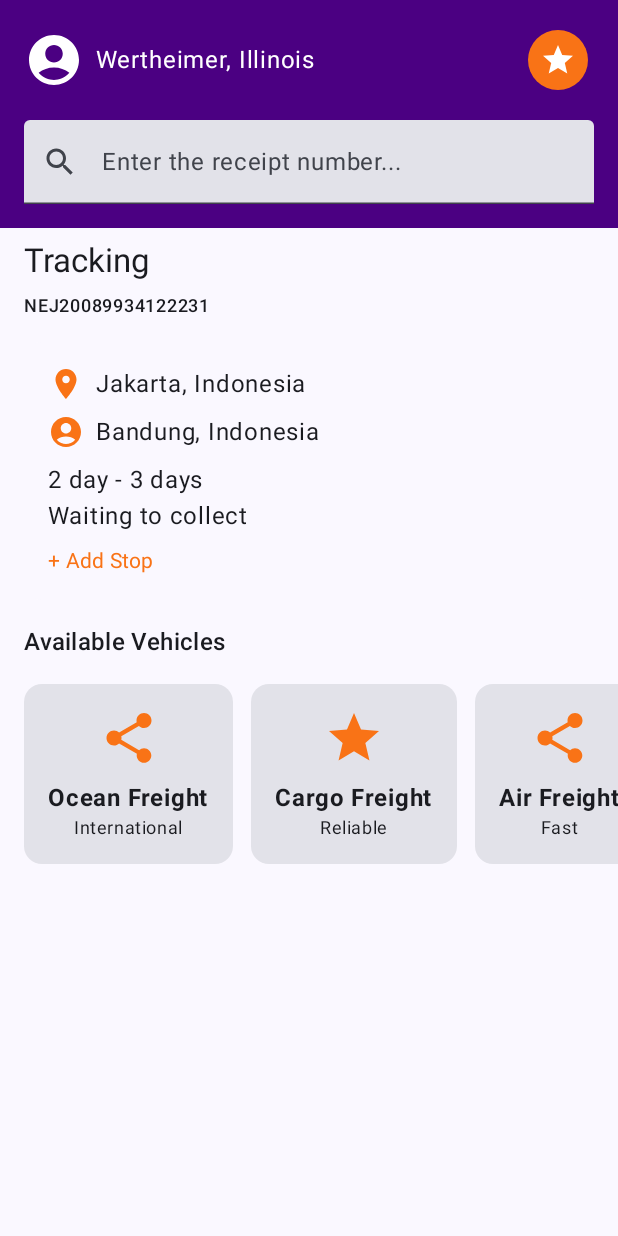
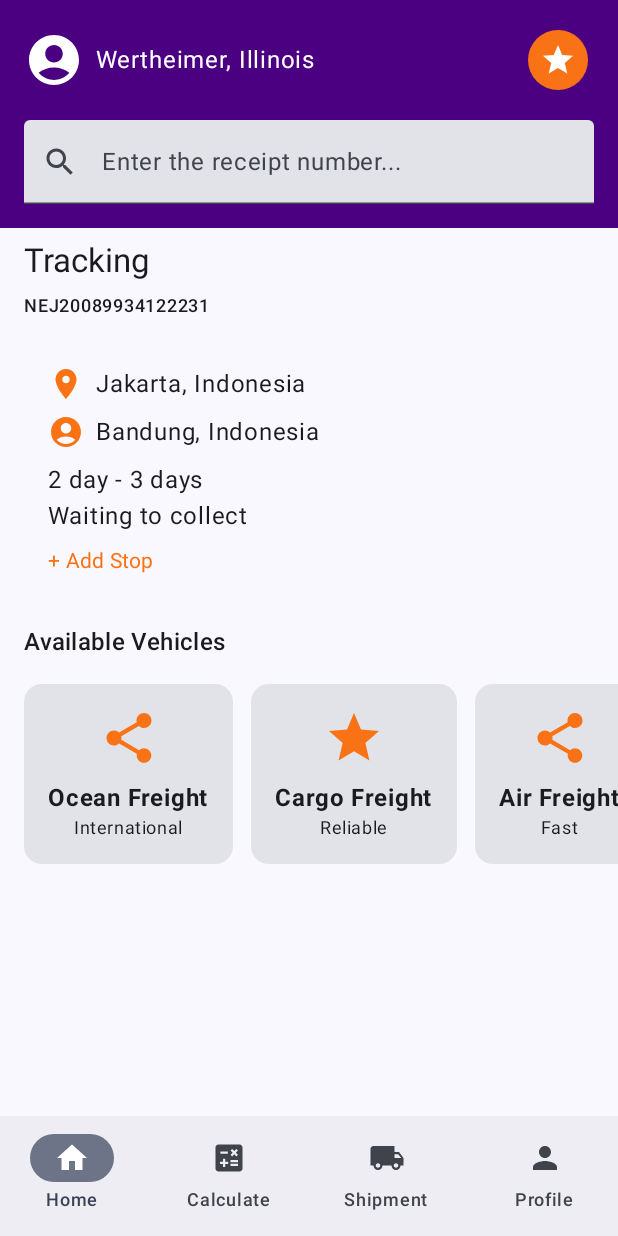
Before and after one commit to somtorizm/MoniePointChallenge, an Android app built with Jetpack Compose: the screen it shows after launch (MainActivity), on a phone screen of 412 x 824 dp. Run offline under Robolectric (Android 15) with nearby library versions, the phone set to English and light mode, and no system bars; our stand-ins replace Dagger/Hilt's generated code.

Commit message:
implement bottom navigation

```diff
--- a/app/build.gradle.kts
+++ b/app/build.gradle.kts
@@ -53,6 +53,7 @@ dependencies {
     implementation(libs.androidx.material3)
     implementation(libs.coil.compose)
     implementation(libs.androidx.navigation.compose)
+    implementation(libs.androidx.material.icons.extended.android)
     implementation(libs.hilt.android)
     implementation(libs.hilt.navigation.compose)
     kapt(libs.hilt.compiler)
--- a/app/src/main/java/com/vectorinc/moniepointchallenge/MainActivity.kt
+++ b/app/src/main/java/com/vectorinc/moniepointchallenge/MainActivity.kt
@@ -5,9 +5,12 @@ import androidx.activity.ComponentActivity
 import androidx.activity.compose.setContent
 import androidx.activity.enableEdgeToEdge
 import androidx.compose.foundation.layout.fillMaxSize
+import androidx.compose.foundation.layout.padding
 import androidx.compose.material3.Scaffold
 import androidx.compose.ui.Modifier
+import androidx.navigation.compose.rememberNavController
 import com.vectorinc.moniepointchallenge.theme.MoniePointChallengeTheme
+import com.vectorinc.moniepointchallenge.ui.BottomNavigationBar
 import com.vectorinc.moniepointchallenge.ui.MoniePointNavHost
 import dagger.hilt.android.AndroidEntryPoint
 
@@ -18,8 +21,17 @@ class MainActivity : ComponentActivity() {
         enableEdgeToEdge()
         setContent {
             MoniePointChallengeTheme {
-                Scaffold(modifier = Modifier.fillMaxSize()) { innerPadding ->
-                    MoniePointNavHost(modifier = Modifier.fillMaxSize())
+                val navController = rememberNavController()
+                Scaffold(
+                    modifier = Modifier.fillMaxSize(),
+                    bottomBar = { BottomNavigationBar(navController) }
+                ) { padding ->
+                    MoniePointNavHost(
+                        navController = navController,
+                        modifier = Modifier
+                            .padding(padding)
+                            .fillMaxSize()
+                    )
                 }
             }
         }
--- /dev/null
+++ b/app/src/main/java/com/vectorinc/moniepointchallenge/ui/BottomNavBar.kt
@@ -0,0 +1,44 @@
+package com.vectorinc.moniepointchallenge.ui
+
+import androidx.compose.material3.Icon
+import androidx.compose.material3.NavigationBar
+import androidx.compose.material3.NavigationBarItem
+import androidx.compose.material3.Text
+import androidx.compose.runtime.Composable
+import androidx.compose.runtime.getValue
+import androidx.navigation.NavController
+import androidx.navigation.NavGraph.Companion.findStartDestination
+import androidx.navigation.compose.currentBackStackEntryAsState
+
+@Composable
+fun BottomNavigationBar(navController: NavController) {
+    val items = listOf(
+        Screen.Home,
+        Screen.Calculate,
+        Screen.Shipping,
+        Screen.Profile
+    )
+
+    NavigationBar {
+        val navBackStackEntry by navController.currentBackStackEntryAsState()
+        val currentRoute = navBackStackEntry?.destination?.route
+        items.forEach { screen ->
+            NavigationBarItem(
+                icon = { Icon(screen.icon, contentDescription = screen.label) },
+                label = { Text(screen.label) },
+                selected = currentRoute == screen.route,
+                onClick = {
+                    if (currentRoute != screen.route) {
+                        navController.navigate(screen.route) {
+                            popUpTo(navController.graph.findStartDestination().id) {
+                                saveState = true
+                            }
+                            launchSingleTop = true
+                            restoreState = true
+                        }
+                    }
+                }
+            )
+        }
+    }
+}
--- a/app/src/main/java/com/vectorinc/moniepointchallenge/ui/NavGraph.kt
+++ b/app/src/main/java/com/vectorinc/moniepointchallenge/ui/NavGraph.kt
@@ -1,7 +1,13 @@
 package com.vectorinc.moniepointchallenge.ui
 
+import androidx.compose.material.icons.Icons
+import androidx.compose.material.icons.filled.Calculate
+import androidx.compose.material.icons.filled.Home
+import androidx.compose.material.icons.filled.LocalShipping
+import androidx.compose.material.icons.filled.Person
 import androidx.compose.runtime.Composable
 import androidx.compose.ui.Modifier
+import androidx.compose.ui.graphics.vector.ImageVector
 import androidx.navigation.NavHostController
 import androidx.navigation.compose.NavHost
 import androidx.navigation.compose.composable
@@ -11,11 +17,11 @@ import com.vectorinc.moniepointchallenge.screens.HomeScreen
 import com.vectorinc.moniepointchallenge.screens.ProfileScreen
 import com.vectorinc.moniepointchallenge.screens.ShippingScreen
 
-sealed class Screen(val route: String) {
-    object Home : Screen("home")
-    object Calculate : Screen("calculate")
-    object Shipping : Screen("shipping")
-    object Profile : Screen("profile")
+sealed class Screen(val route: String, val label: String, val icon: ImageVector) {
+    data object Home : Screen("home", "Home", Icons.Default.Home)
+    data object Calculate : Screen("calculate", "Calculate", Icons.Default.Calculate)
+    data object Shipping : Screen("shipping", "Shipment", Icons.Default.LocalShipping)
+    data object Profile : Screen("profile", "Profile", Icons.Default.Person)
 }
 
 @Composable
--- a/gradle/libs.versions.toml
+++ b/gradle/libs.versions.toml
@@ -9,11 +9,13 @@ lifecycleRuntimeKtx = "2.9.0"
 activityCompose = "1.10.1"
 composeBom = "2024.09.00"
 coil = "2.6.0"
+materialIconsExtendedAndroid = "1.7.8"
 navigation = "2.8.0"
 hilt = "2.51"
 
 [libraries]
 androidx-core-ktx = { group = "androidx.core", name = "core-ktx", version.ref = "coreKtx" }
+androidx-material-icons-extended-android = { module = "androidx.compose.material:material-icons-extended-android", version.ref = "materialIconsExtendedAndroid" }
 junit = { group = "junit", name = "junit", version.ref = "junit" }
 androidx-junit = { group = "androidx.test.ext", name = "junit", version.ref = "junitVersion" }
 androidx-espresso-core = { group = "androidx.test.espresso", name = "espresso-core", version.ref = "espressoCore" }
```
